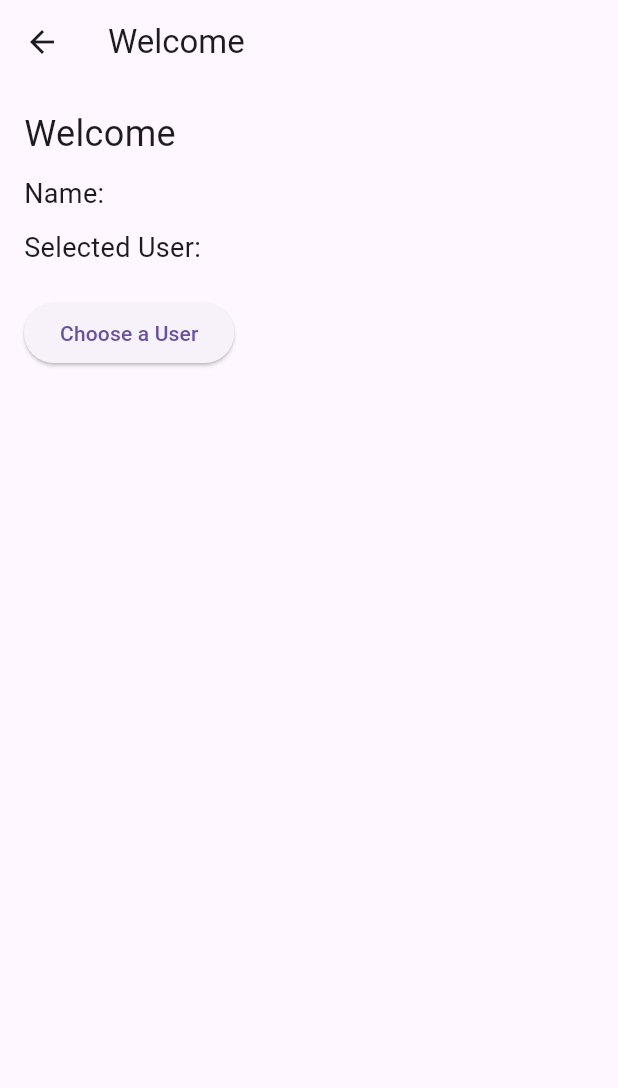
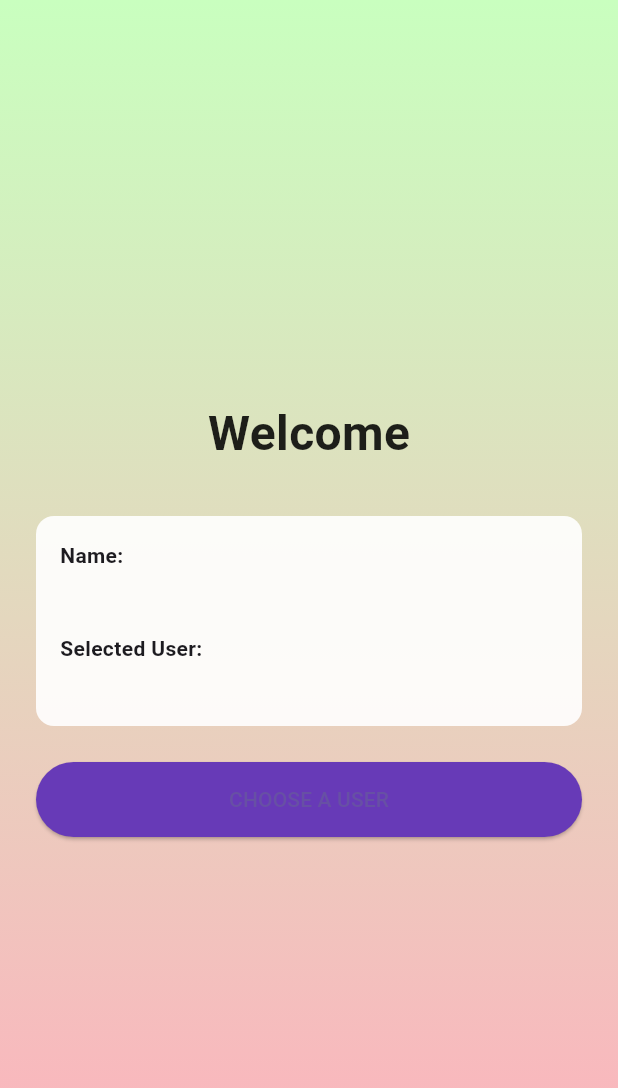
Before and after one commit to fitriazzhr/palindrome_user_app, a Flutter app: the SecondScreen screen opened directly, on a phone screen of 412 x 824 dp. Shown: the top 1088 px of the screen. Run offline on Flutter 3.47's test engine with Material 3 defaults, Android fonts, the phone set to English and light mode, and no system bars; accounts and stored records are empty.

Commit message:
Update second_screen.dart

```diff
--- a/lib/screens/second_screen.dart
+++ b/lib/screens/second_screen.dart
@@ -9,33 +9,71 @@ class SecondScreen extends StatelessWidget {
     final provider = Provider.of<UserProvider>(context);
     final name = provider.inputName;
     final selectedUser = provider.selectedUser;
+    final selectedName = selectedUser != null
+        ? "${selectedUser.firstName} ${selectedUser.lastName}"
+        : "-";
 
     return Scaffold(
-      appBar: AppBar(title: Text('Welcome')),
-      body: Padding(
-        padding: const EdgeInsets.all(16.0),
+      body: Container(
+        padding: const EdgeInsets.all(24),
+        decoration: const BoxDecoration(
+          gradient: LinearGradient(
+            colors: [Color(0xFFc9ffbf), Color(0xFFffafbd)],
+            begin: Alignment.topCenter,
+            end: Alignment.bottomCenter,
+          ),
+        ),
+        child: Center(
+          child: SingleChildScrollView(
+            child: Column(
+              crossAxisAlignment: CrossAxisAlignment.center,
+              children: [
+                const Text(
+                  'Welcome',
+                  style: TextStyle(fontSize: 32, fontWeight: FontWeight.bold, color: Colors.black87),
+                ),
+                const SizedBox(height: 32),
+                Container(
+                  width: double.infinity,
+                  padding: const EdgeInsets.all(16),
+                  decoration: BoxDecoration(
+                    color: Colors.white.withOpacity(0.9),
+                    borderRadius: BorderRadius.circular(12),
+                  ),
                   child: Column(
                     crossAxisAlignment: CrossAxisAlignment.start,
                     children: [
-            Text('Welcome', style: TextStyle(fontSize: 24)),
-            SizedBox(height: 10),
-            Text('Name: $name', style: TextStyle(fontSize: 18)),
-            SizedBox(height: 10),
                       Text(
-              'Selected User: ${selectedUser != null ? selectedUser.firstName + " " + selectedUser.lastName : "-"}',
-              style: TextStyle(fontSize: 18),
+                        'Name:',
+                        style: TextStyle(fontWeight: FontWeight.bold),
                       ),
-            SizedBox(height: 20),
+                      Text(name ?? '-', style: TextStyle(fontSize: 18)),
+                      const SizedBox(height: 16),
+                      Text(
+                        'Selected User:',
+                        style: TextStyle(fontWeight: FontWeight.bold),
+                      ),
+                      Text(selectedName, style: TextStyle(fontSize: 18)),
+                    ],
+                  ),
+                ),
+                const SizedBox(height: 24),
                 ElevatedButton(
+                  style: ElevatedButton.styleFrom(
+                    minimumSize: const Size.fromHeight(50),
+                    backgroundColor: Colors.deepPurple,
+                  ),
                   onPressed: () {
                     Navigator.push(
                       context,
                       MaterialPageRoute(builder: (_) => ThirdScreen()),
                     );
                   },
-              child: Text('Choose a User'),
+                  child: const Text('CHOOSE A USER'),
                 ),
               ],
+            ),
+          ),
         ),
       ),
     );
```
Lines whose indentation alone changed are shown as unchanged.
